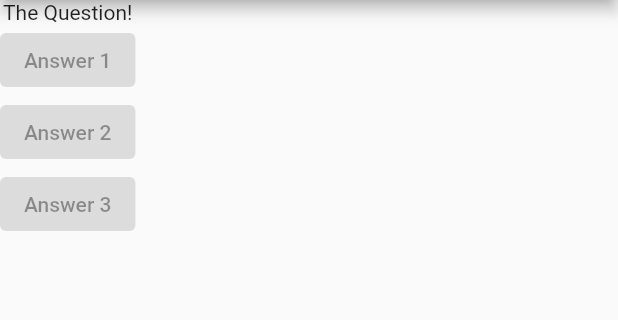
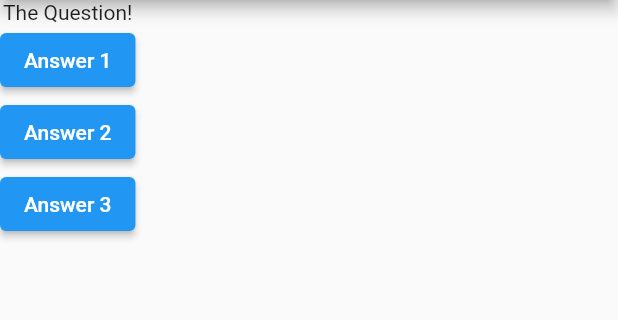
Before and after one commit to HassanKhan123/flutter-quiz-app, a Flutter app: the screen it shows after launch, on a phone screen of 412 x 824 dp, the part 84-404 px from its top. Run offline on Flutter 3.47's test engine with Material 2 defaults, Android fonts, the phone set to English and light mode, and no system bars.

Commit message:
added: onPressed functions

```diff
--- a/lib/main.dart
+++ b/lib/main.dart
@@ -4,6 +4,10 @@ void main() => runApp(MyApp());
 
 class MyApp extends StatelessWidget {
   const MyApp({super.key});
+
+  void answerQuestions() {
+    print('Answer called');
+  }
 
   @override
   Widget build(BuildContext context) {
@@ -18,11 +22,18 @@ class MyApp extends StatelessWidget {
           title: const Text('My First App'),
         ),
         body: Column(
-          children: const [
-            Text('The Question!'),
-            ElevatedButton(onPressed: null, child: Text('Answer 1')),
-            ElevatedButton(onPressed: null, child: Text('Answer 2')),
-            ElevatedButton(onPressed: null, child: Text('Answer 3')),
+          children: [
+            const Text('The Question!'),
+            ElevatedButton(
+                onPressed: () => print('sdsdsd'),
+                child: const Text('Answer 1')),
+            ElevatedButton(
+                onPressed: () {
+                  print('aaa');
+                },
+                child: const Text('Answer 2')),
+            ElevatedButton(
+                onPressed: answerQuestions, child: const Text('Answer 3')),
           ],
         ),
       ),
```
